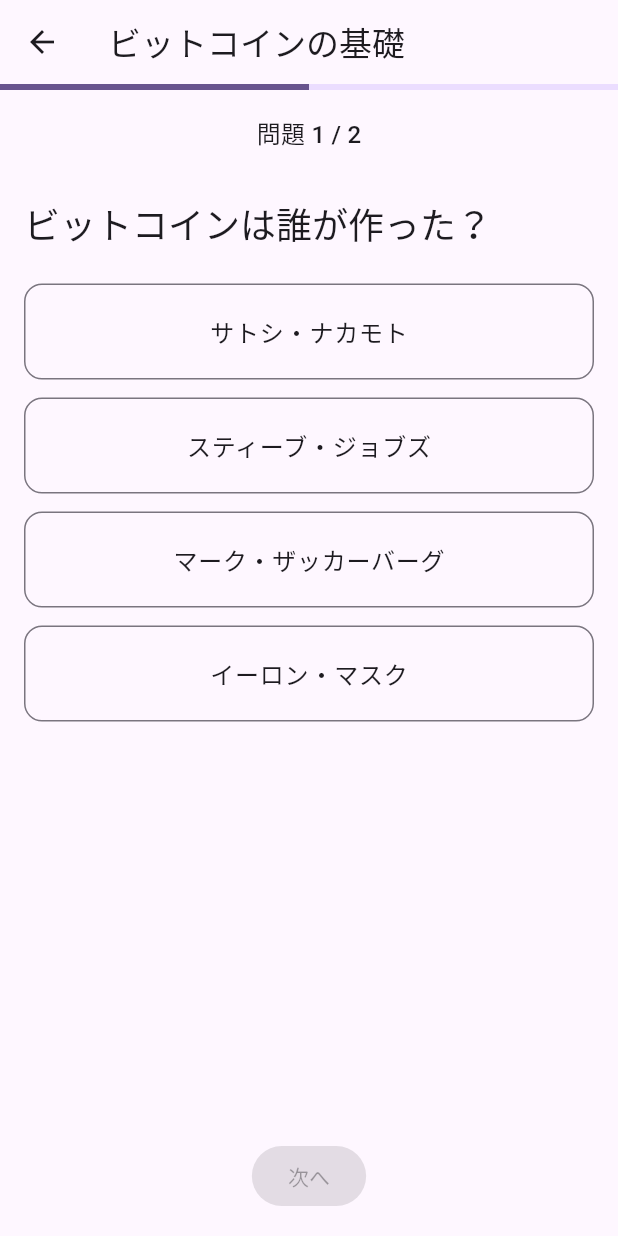
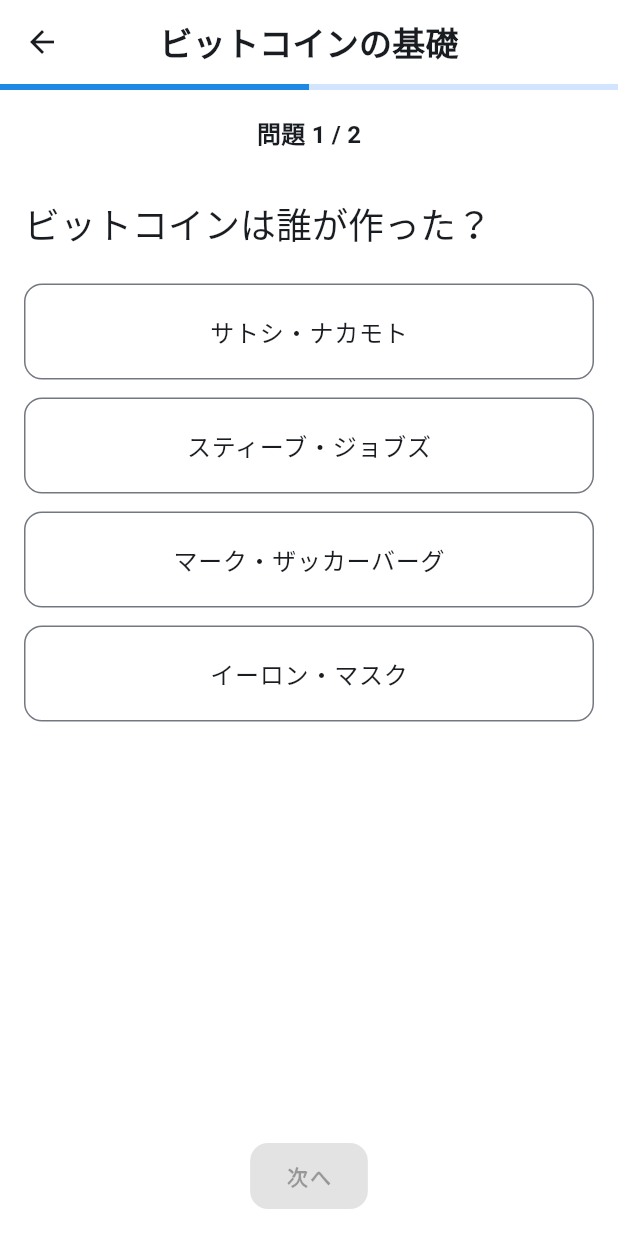
Before and after one commit to Yuichiro-jbi/yap_mvp, a Flutter app: the screen it shows after launch, after a tap on "ビットコインの基礎", on a phone screen of 412 x 824 dp. Run offline on Flutter 3.47's test engine with Material 3 defaults, Android fonts, the phone set to English and light mode, and no system bars; our stand-ins replace flutter_riverpod, freezed_annotation, go_router, riverpod_annotation; generated files the repository leaves out were written again.

Commit message:
20250131

```diff
--- a/lib/main.dart
+++ b/lib/main.dart
@@ -1,13 +1,10 @@
 import 'package:flutter/material.dart';
 import 'package:flutter_riverpod/flutter_riverpod.dart';
 import 'router/app_router.dart';
+import 'presentation/theme/app_theme.dart';
 
 void main() {
-  runApp(
-    const ProviderScope(
-      child: MyApp(),
-    ),
-  );
+  runApp(const ProviderScope(child: MyApp()));
 }
 
 class MyApp extends StatelessWidget {
@@ -15,13 +12,18 @@ class MyApp extends StatelessWidget {
 
   @override
   Widget build(BuildContext context) {
-    return MaterialApp.router(
-      title: 'YAP MVP',
-      theme: ThemeData(
-        colorScheme: ColorScheme.fromSeed(seedColor: Colors.deepPurple),
-        useMaterial3: true,
-      ),
-      routerConfig: appRouter,
+    return Consumer(
+      builder: (context, ref, child) {
+        final theme = ref.watch(appThemeProvider);
+
+        return MaterialApp.router(
+          routerConfig: appRouter,
+          title: 'YAP',
+          theme: theme.lightTheme,
+          darkTheme: theme.darkTheme,
+          debugShowCheckedModeBanner: false,
+        );
+      },
     );
   }
 }
--- a/lib/presentation/home/home_screen.dart
+++ b/lib/presentation/home/home_screen.dart
@@ -8,7 +8,7 @@ import 'widgets/islander_stats_header.dart';
 import 'widgets/lesson_card.dart';
 
 class HomeScreen extends StatelessWidget {
-  HomeScreen({super.key});
+  const HomeScreen({super.key});
 
   @override
   Widget build(BuildContext context) {
@@ -33,7 +33,6 @@ class HomeScreen extends StatelessWidget {
                   itemBuilder: (context, index) {
                     final lesson = lessons[index];
                     final isCompleted = islander.completedLessonIds.contains(lesson.id);
-                    // 前のレッスンが完了していて、かつレッスンが最初のレッスンでない場合
                     final canStart = index == 0 ||
                         islander.completedLessonIds.contains(
                           lessons[index - 1].id
@@ -42,14 +41,16 @@ class HomeScreen extends StatelessWidget {
                     return LessonCard(
                       lesson: lesson,
                       isCompleted: isCompleted,
-                      isAvailable: canStart,
-                      onTap: canStart ? () {
-                        GoRouter.of(context).pushNamed(
-                          AppRoute.lesson.name,
-                          pathParameters: {'id': lesson.id},
-                          extra: lesson,
-                        );
-                      } : null,
+                      isLocked: !canStart,
+                      onTap: () {
+                        if (canStart) {
+                          GoRouter.of(context).pushNamed(
+                            AppRoute.lesson.name,
+                            pathParameters: {'id': lesson.id},
+                            extra: lesson,
+                          );
+                        }
+                      },
                     );
                   },
                 );
--- a/lib/presentation/home/widgets/lesson_card.dart
+++ b/lib/presentation/home/widgets/lesson_card.dart
@@ -3,102 +3,63 @@ import '../../../model/lesson.dart';
 
 class LessonCard extends StatelessWidget {
   final Lesson lesson;
-  final VoidCallback? onTap;
+  final VoidCallback onTap;
   final bool isCompleted;
-  final bool isAvailable;
+  final bool isLocked;
 
   const LessonCard({
     super.key,
     required this.lesson,
     required this.onTap,
     required this.isCompleted,
-    required this.isAvailable,
+    required this.isLocked,
   });
 
   @override
   Widget build(BuildContext context) {
     return Card(
-      elevation: 2,
+      elevation: isLocked ? 1 : 2,
       margin: const EdgeInsets.symmetric(horizontal: 16.0, vertical: 8.0),
       child: InkWell(
-        onTap: isAvailable ? onTap : null,
-        child: Opacity(
-          opacity: isAvailable ? 1.0 : 0.5,
-          child: Stack(
+        onTap: isLocked ? null : onTap,
+        child: Padding(
+          padding: const EdgeInsets.all(16.0),
+          child: Row(
             children: [
-              Padding(
-                padding: const EdgeInsets.all(16.0),
+              _buildIcon(context),
+              const SizedBox(width: 16),
+              Expanded(
                 child: Column(
                   crossAxisAlignment: CrossAxisAlignment.start,
                   children: [
-                    Row(
-                      mainAxisAlignment: MainAxisAlignment.spaceBetween,
-                      children: [
-                        Expanded(
-                          child: Text(
-                            lesson.title,
-                            style: Theme.of(context).textTheme.titleLarge,
-                          ),
-                        ),
-                        Container(
-                          padding: const EdgeInsets.symmetric(
-                            horizontal: 8.0,
-                            vertical: 4.0,
-                          ),
-                          decoration: BoxDecoration(
-                            color: Theme.of(context).colorScheme.primaryContainer,
-                            borderRadius: BorderRadius.circular(12),
-                          ),
-                          child: Row(
-                            mainAxisSize: MainAxisSize.min,
-                            children: [
-                              Icon(
-                                Icons.flash_on,
-                                size: 16,
-                                color: Theme.of(context).colorScheme.primary,
-                              ),
-                              const SizedBox(width: 4),
-                              Text(
-                                '${lesson.experienceReward}',
-                                style: Theme.of(context).textTheme.bodyMedium?.copyWith(
-                                      color: Theme.of(context).colorScheme.primary,
-                                      fontWeight: FontWeight.bold,
-                                    ),
-                              ),
-                            ],
-                          ),
-                        ),
-                      ],
+                    Text(
+                      lesson.title,
+                      style: Theme.of(context).textTheme.titleLarge?.copyWith(
+                        color: isLocked
+                            ? Theme.of(context).colorScheme.onSurface.withOpacity(0.5)
+                            : Theme.of(context).colorScheme.onSurface,
+                      ),
                     ),
-                    const SizedBox(height: 8),
+                    const SizedBox(height: 4),
                     Text(
                       lesson.description,
                       style: Theme.of(context).textTheme.bodyMedium?.copyWith(
-                            color: Theme.of(context).colorScheme.onSurfaceVariant,
-                          ),
+                        color: isLocked
+                            ? Theme.of(context).colorScheme.onSurfaceVariant.withOpacity(0.5)
+                            : Theme.of(context).colorScheme.onSurfaceVariant,
+                      ),
                     ),
+                    if (!isLocked) ...[
+                      const SizedBox(height: 8),
+                      _buildRewards(context),
+                    ],
                   ],
                 ),
               ),
-              if (isCompleted)
-                Positioned(
-                  top: 8,
-                  right: 8,
-                  child: Icon(
-                    Icons.check_circle,
-                    color: Theme.of(context).colorScheme.primary,
-                    size: 24,
-                  ),
-                ),
-              if (!isAvailable)
-                Positioned(
-                  top: 8,
-                  right: 8,
-                  child: Icon(
-                    Icons.lock,
-                    color: Theme.of(context).colorScheme.onSurfaceVariant,
-                    size: 24,
-                  ),
+              if (!isLocked && isCompleted)
+                Icon(
+                  Icons.check_circle,
+                  color: Theme.of(context).colorScheme.primary,
                 ),
             ],
           ),
@@ -106,4 +67,71 @@ class LessonCard extends StatelessWidget {
       ),
     );
   }
+
+  Widget _buildIcon(BuildContext context) {
+    return Container(
+      width: 48,
+      height: 48,
+      decoration: BoxDecoration(
+        color: _getIconBackgroundColor(context),
+        borderRadius: BorderRadius.circular(12),
+      ),
+      child: Icon(
+        isLocked ? Icons.lock : (isCompleted ? Icons.check_circle : Icons.play_arrow),
+        color: _getIconColor(context),
+      ),
+    );
+  }
+
+  Widget _buildRewards(BuildContext context) {
+    return Row(
+      children: [
+        Icon(
+          Icons.star,
+          color: Theme.of(context).colorScheme.primary,
+          size: 16,
+        ),
+        const SizedBox(width: 4),
+        Text(
+          '+${lesson.experienceReward}exp',
+          style: Theme.of(context).textTheme.bodySmall?.copyWith(
+            color: Theme.of(context).colorScheme.primary,
+            fontWeight: FontWeight.bold,
+          ),
+        ),
+        const SizedBox(width: 16),
+        Icon(
+          Icons.currency_bitcoin,
+          color: Theme.of(context).colorScheme.secondary,
+          size: 16,
+        ),
+        const SizedBox(width: 4),
+        Text(
+          '+${lesson.coinReward} sats',
+          style: Theme.of(context).textTheme.bodySmall?.copyWith(
+            color: Theme.of(context).colorScheme.secondary,
+            fontWeight: FontWeight.bold,
+          ),
+        ),
+      ],
+    );
+  }
+
+  Color _getIconBackgroundColor(BuildContext context) {
+    if (isLocked) {
+      return Theme.of(context).colorScheme.surfaceVariant.withOpacity(0.5);
+    }
+    return isCompleted
+        ? Theme.of(context).colorScheme.primary
+        : Theme.of(context).colorScheme.primaryContainer;
+  }
+
+  Color _getIconColor(BuildContext context) {
+    if (isLocked) {
+      return Theme.of(context).colorScheme.onSurfaceVariant.withOpacity(0.5);
+    }
+    return isCompleted
+        ? Theme.of(context).colorScheme.onPrimary
+        : Theme.of(context).colorScheme.onPrimaryContainer;
+  }
 }
--- /dev/null
+++ b/lib/presentation/theme/app_theme.dart
@@ -0,0 +1,147 @@
+import 'package:flutter/material.dart';
+import 'package:flutter_riverpod/flutter_riverpod.dart';
+
+/// アプリのテーマカラーを提供するプロバイダー
+final appThemeProvider = Provider<AppTheme>((ref) => const AppTheme());
+
+/// アプリのテーマを管理するクラス
+class AppTheme {
+  const AppTheme();
+
+  /// メインのテーマデータ
+  ThemeData get lightTheme {
+    return ThemeData(
+      useMaterial3: true,
+      colorScheme: _lightColorScheme,
+      textTheme: _textTheme,
+      cardTheme: _cardTheme,
+      appBarTheme: _appBarTheme,
+      elevatedButtonTheme: _elevatedButtonTheme,
+    );
+  }
+
+  /// ダークモードのテーマデータ
+  ThemeData get darkTheme {
+    return ThemeData(
+      useMaterial3: true,
+      colorScheme: _darkColorScheme,
+      textTheme: _textTheme,
+      cardTheme: _cardTheme,
+      appBarTheme: _appBarTheme,
+      elevatedButtonTheme: _elevatedButtonTheme,
+    );
+  }
+
+  /// ライトモードのカラースキーム
+  ColorScheme get _lightColorScheme {
+    return ColorScheme.fromSeed(
+      seedColor: const Color(0xFF1E88E5), // メインカラー
+      primary: const Color(0xFF1E88E5),
+      secondary: const Color(0xFFFFB300), // 報酬やアチーブメント用
+      tertiary: const Color(0xFF00BFA5), // アクセントカラー
+      surface: Colors.white,
+      background: const Color(0xFFF5F5F5),
+      error: const Color(0xFFE53935),
+    );
+  }
+
+  /// ダークモードのカラースキーム
+  ColorScheme get _darkColorScheme {
+    return ColorScheme.fromSeed(
+      seedColor: const Color(0xFF1E88E5),
+      brightness: Brightness.dark,
+      primary: const Color(0xFF1E88E5),
+      secondary: const Color(0xFFFFB300),
+      tertiary: const Color(0xFF00BFA5),
+      surface: const Color(0xFF424242),
+      background: const Color(0xFF212121),
+      error: const Color(0xFFE53935),
+    );
+  }
+
+  /// テキストテーマ
+  TextTheme get _textTheme {
+    return const TextTheme(
+      headlineLarge: TextStyle(
+        fontSize: 32,
+        fontWeight: FontWeight.bold,
+        letterSpacing: -0.5,
+      ),
+      headlineMedium: TextStyle(
+        fontSize: 28,
+        fontWeight: FontWeight.bold,
+        letterSpacing: -0.5,
+      ),
+      titleLarge: TextStyle(
+        fontSize: 22,
+        fontWeight: FontWeight.w600,
+        letterSpacing: 0.15,
+      ),
+      titleMedium: TextStyle(
+        fontSize: 16,
+        fontWeight: FontWeight.w600,
+        letterSpacing: 0.15,
+      ),
+      bodyLarge: TextStyle(
+        fontSize: 16,
+        letterSpacing: 0.5,
+      ),
+      bodyMedium: TextStyle(
+        fontSize: 14,
+        letterSpacing: 0.25,
+      ),
+      labelLarge: TextStyle(
+        fontSize: 14,
+        fontWeight: FontWeight.w600,
+        letterSpacing: 1.25,
+      ),
+    );
+  }
+
+  /// カードテーマ
+  CardTheme get _cardTheme {
+    return CardTheme(
+      elevation: 2,
+      shape: RoundedRectangleBorder(
+        borderRadius: BorderRadius.circular(16),
+      ),
+      clipBehavior: Clip.antiAlias,
+    );
+  }
+
+  /// AppBarテーマ
+  AppBarTheme get _appBarTheme {
+    return const AppBarTheme(
+      centerTitle: true,
+      elevation: 0,
+    );
+  }
+
+  /// ElevatedButtonテーマ
+  ElevatedButtonThemeData get _elevatedButtonTheme {
+    return ElevatedButtonThemeData(
+      style: ElevatedButton.styleFrom(
+        padding: const EdgeInsets.symmetric(
+          horizontal: 24,
+          vertical: 12,
+        ),
+        shape: RoundedRectangleBorder(
+          borderRadius: BorderRadius.circular(12),
+        ),
+      ),
+    );
+  }
+
+  /// アプリ全体で使用する定数値
+  static const double spacing4 = 4;
+  static const double spacing8 = 8;
+  static const double spacing12 = 12;
+  static const double spacing16 = 16;
+  static const double spacing24 = 24;
+  static const double spacing32 = 32;
+
+  static const double radius8 = 8;
+  static const double radius12 = 12;
+  static const double radius16 = 16;
+  static const double radius24 = 24;
+}
```
Also changed, not shown: 2 other files.
